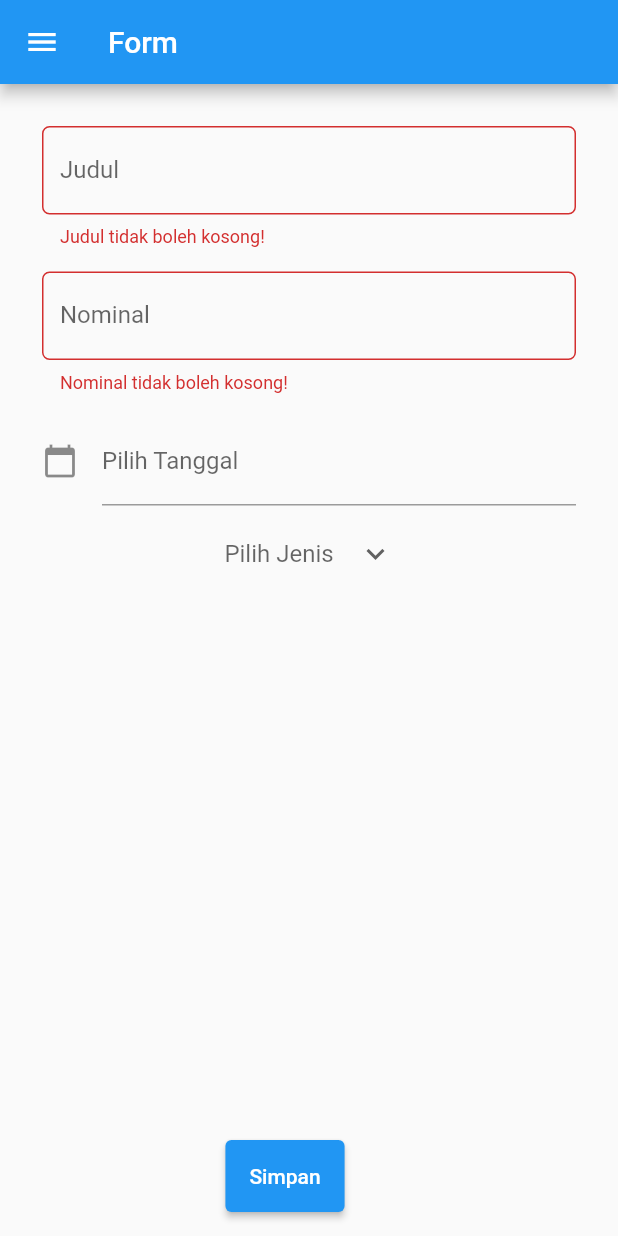
After one commit to nailashfrni/pbp-flutter-lab, a Flutter app: the MyFormPage screen opened directly, after a tap on "Simpan", on a phone screen of 412 x 824 dp. The commit adds this screen. Run offline on Flutter 3.47's test engine with Material 2 defaults, Android fonts, the phone set to English and light mode, and no system bars.

Commit message:
Done tugas 8 and bonus

```diff
--- /dev/null
+++ b/lib/drawer.dart
@@ -0,0 +1,49 @@
+import 'package:counter_7/main.dart';
+import 'package:counter_7/tambah_budget.dart';
+import 'package:counter_7/data_budget.dart';
+import 'package:flutter/material.dart';
+
+class DrawerApp extends StatelessWidget {
+  DrawerApp({super.key});
+
+  @override
+  Widget build(BuildContext context) {
+    return Drawer(
+      child: Column(
+        children: [
+          // Menambahkan clickable menu
+          ListTile(
+            title: const Text('counter_7'),
+            onTap: () {
+              // Route menu ke halaman utama
+              Navigator.pushReplacement(
+                context,
+                MaterialPageRoute(builder: (context) => MyHomePage()),
+              );
+            },
+          ),
+          ListTile(
+            title: const Text('Tambah Budget'),
+            onTap: () {
+              // Route menu ke halaman form
+              Navigator.pushReplacement(
+                context,
+                MaterialPageRoute(builder: (context) => MyFormPage()),
+              );
+            },
+          ),
+          ListTile(
+            title: const Text('Data Budget'),
+            onTap: () {
+              // Route menu ke halaman utama
+              Navigator.pushReplacement(
+                context,
+                MaterialPageRoute(builder: (context) => MyDataFormPage()),
+              );
+            },
+          ),
+        ],
+      ),
+    );
+  }
+}
--- a/lib/main.dart
+++ b/lib/main.dart
@@ -1,11 +1,23 @@
+import 'package:counter_7/drawer.dart';
+import 'package:counter_7/tambah_budget.dart';
 import 'package:flutter/material.dart';
 
+List<Budget> lstData = [];
+
 void main() {
-  runApp(const MyApp());
+  runApp(MyApp());
 }
 
 class MyApp extends StatelessWidget {
-  const MyApp({super.key});
+  MyApp({super.key});
+
+  // addData(List<Widget> lstData, String judul, int nominal, String tipe) {
+  //   lstData.add(ListTile(
+  //     title: Text(judul),
+  //     subtitle: Text(nominal.toString()),
+  //     trailing: Text(tipe),
+  //   ));
+  // }
 
   // This widget is the root of your application.
   @override
@@ -24,13 +36,13 @@ class MyApp extends StatelessWidget {
         // is not restarted.
         primarySwatch: Colors.blue,
       ),
-      home: const MyHomePage(title: 'Program Counter'),
+      home: MyHomePage(),
     );
   }
 }
 
 class MyHomePage extends StatefulWidget {
-  const MyHomePage({super.key, required this.title});
+  MyHomePage({super.key});
 
   // This widget is the home page of your application. It is stateful, meaning
   // that it has a State object (defined below) that contains fields that affect
@@ -41,7 +53,7 @@ class MyHomePage extends StatefulWidget {
   // used by the build method of the State. Fields in a Widget subclass are
   // always marked "final".
 
-  final String title;
+  final String title = 'Program Counter';
 
   @override
   State<MyHomePage> createState() => _MyHomePageState();
@@ -93,7 +105,8 @@ class _MyHomePageState extends State<MyHomePage> {
       if (_counter > 0) {
         _counter--;
         _updateStatus();
-      } if (_counter == 0) {
+      }
+      if (_counter == 0) {
         _isVisible = false;
       }
     });
@@ -113,6 +126,8 @@ class _MyHomePageState extends State<MyHomePage> {
         // the App.build method, and use it to set our appbar title.
         title: Text(widget.title),
       ),
+      // Menambahkan drawer menu
+      drawer: DrawerApp(),
       body: Center(
         // Center is a layout widget. It takes a single child and positions it
         // in the middle of the parent.
@@ -144,7 +159,8 @@ class _MyHomePageState extends State<MyHomePage> {
           ],
         ),
       ),
-      floatingActionButton: Stack(children: <Widget>[
+      floatingActionButton: Stack(
+        children: <Widget>[
           Visibility(
             visible: _isVisible,
             child: Container(
@@ -174,7 +190,8 @@ class _MyHomePageState extends State<MyHomePage> {
             ),
           ),
           // This trailing comma makes auto-formatting nicer for build methods.
-      ],),
+        ],
+      ),
     );
   }
 }
--- /dev/null
+++ b/lib/tambah_budget.dart
@@ -0,0 +1,271 @@
+import 'package:counter_7/main.dart';
+import 'package:counter_7/data_budget.dart';
+import 'package:flutter/material.dart';
+import 'package:counter_7/drawer.dart';
+import 'main.dart' as main;
+
+class MyFormPage extends StatefulWidget {
+  const MyFormPage({super.key});
+
+  @override
+  State<MyFormPage> createState() => _MyFormPageState();
+}
+
+class _MyFormPageState extends State<MyFormPage> {
+  final _formKey = GlobalKey<FormState>();
+  String _judul = "";
+  int _nominal = 0;
+  String? jenis;
+  List<String> jenisTransaksi = ['Pengeluaran', 'Pemasukan'];
+  DateTime? date;
+  TextEditingController dateController = TextEditingController();
+
+  addBudget(BuildContext context) {
+    var budget = Budget(
+      judul: _judul,
+      nominal: _nominal,
+      jenis: jenis,
+      date: date!,
+    );
+    main.lstData.add(budget);
+    Navigator.pushReplacement(
+      context,
+      MaterialPageRoute(
+          builder: (context) => MyDataFormPage()),
+    );
+  }
+
+  @override
+  Widget build(BuildContext context) {
+    return Scaffold(
+        appBar: AppBar(
+          title: Text('Form'),
+        ),
+        // Menambahkan drawer menu
+        drawer: DrawerApp(),
+        body: Form(
+          key: _formKey,
+          child: Container(
+            padding: const EdgeInsets.all(20.0),
+            child: Column(
+              children: [
+                Padding(
+                  // Menggunakan padding sebesar 8 pixels
+                  padding: const EdgeInsets.all(8.0),
+                  child: TextFormField(
+                    decoration: InputDecoration(
+                      hintText: "Contoh: Beli Sate",
+                      labelText: "Judul",
+                      // Menambahkan circular border agar lebih rapi
+                      border: OutlineInputBorder(
+                        borderRadius: BorderRadius.circular(5.0),
+                      ),
+                    ),
+                    // Menambahkan behavior saat nama diketik
+                    onChanged: (String? value) {
+                      setState(() {
+                        _judul = value!;
+                      });
+                    },
+                    // Menambahkan behavior saat data disimpan
+                    onSaved: (String? value) {
+                      setState(() {
+                        _judul = value!;
+                      });
+                    },
+                    // Validator sebagai validasi form
+                    validator: (String? value) {
+                      if (value == null || value.isEmpty) {
+                        return 'Judul tidak boleh kosong!';
+                      }
+                      return null;
+                    },
+                  ),
+                ),
+                Padding(
+                  // Menggunakan padding sebesar 8 pixels
+                  padding: const EdgeInsets.all(8.0),
+                  child: TextFormField(
+                    decoration: InputDecoration(
+                      hintText: "Contoh: 15000",
+                      labelText: "Nominal",
+                      // Menambahkan circular border agar lebih rapi
+                      border: OutlineInputBorder(
+                        borderRadius: BorderRadius.circular(5.0),
+                      ),
+                    ),
+                    // Menambahkan behavior saat nama diketik
+                    onChanged: (String value) {
+                      setState(() {
+                        _nominal = int.tryParse(value)!;
+                      });
+                    },
+                    // Menambahkan behavior saat data disimpan
+                    onSaved: (String? value) {
+                      setState(() {
+                        _nominal = int.tryParse(value.toString())!;
+                      });
+                    },
+                    // Validator sebagai validasi form
+                    validator: (String? value) {
+                      if (value == null || value.isEmpty) {
+                        return 'Nominal tidak boleh kosong!';
+                      }
+                      final n = int.tryParse(value);
+                      if (n == null) {
+                        return '"$value" bukan nominal yang valid';
+                      }
+                      return null;
+                    },
+                  ),
+                ),
+                Padding(
+                  padding: const EdgeInsets.all(8.0),
+                  child: TextField(
+                    controller: dateController,
+                    decoration: const InputDecoration(
+                      icon: Icon(Icons.calendar_today), //icon of text field
+                      labelText: "Pilih Tanggal" //label text of field
+                    ),
+                    readOnly: true,  // when true user cannot edit text
+                    onTap: () async {
+                      //when click we have to show the datepicker
+                      await showDatePicker(
+                        context: context,
+                        initialDate: DateTime.now(), //get today's date
+                        firstDate:DateTime(2000), //DateTime.now() - not to allow to choose before today.
+                        lastDate: DateTime(2101)
+                      ).then((newDate) {  //tambahkan setState dan panggil variabel _dateTime.
+                          setState(() {
+                            date = newDate!;
+                            dateController.text = date.toString().substring(0, 10);
+                          });
+                        });
+                      }
+                  ),
+                ),
+                DropdownButtonHideUnderline(
+                  child: DropdownButton(
+                    value: jenis,
+                    icon: const Icon(Icons.keyboard_arrow_down),
+                    items: jenisTransaksi.map((String items) {
+                      return DropdownMenuItem<String>(
+                        value: items,
+                        child: Text(items),
+                      );
+                    }).toList(),
+                    onChanged: (String? newValue) {
+                      setState(() {
+                        jenis = newValue!;
+                      });
+                    },
+                    hint: const Text(
+                      "Pilih Jenis",
+                      textAlign: TextAlign.center,
+                    ),
+                  ),
+                ),
+              ],
+            ),
+          ),
+        ),
+        floatingActionButton: Row(
+          mainAxisAlignment: MainAxisAlignment.center,
+          children: [
+            ElevatedButton(
+              style: ButtonStyle(
+                backgroundColor: MaterialStateProperty.all(Colors.blue),
+              ),
+              onPressed: () {
+                if (_formKey.currentState!.validate()) {
+                  if (jenis == "" || jenis == null) {
+                    showDialog(
+                      context: context,
+                      builder: (context) {
+                        return Dialog(
+                          shape: RoundedRectangleBorder(
+                            borderRadius: BorderRadius.circular(10),
+                          ),
+                          elevation: 15,
+                          child: Container(
+                            child: ListView(
+                              padding:
+                                  const EdgeInsets.only(top: 20, bottom: 20),
+                              shrinkWrap: true,
+                              children: <Widget>[
+                                const Center(
+                                    child: Text('Mohon pilih jenis transaksi')),
+                                const SizedBox(height: 20),
+                                TextButton(
+                                  onPressed: () {
+                                    Navigator.pop(context);
+                                  },
+                                  child: const Text('Kembali'),
+                                ),
+                              ],
+                            ),
+                          ),
+                        );
+                      },
+                    );
+                  } else if (date == null) {
+                    showDialog(
+                      context: context,
+                      builder: (context) {
+                        return Dialog(
+                          shape: RoundedRectangleBorder(
+                            borderRadius: BorderRadius.circular(10),
+                          ),
+                          elevation: 15,
+                          child: Container(
+                            child: ListView(
+                              padding:
+                                  const EdgeInsets.only(top: 20, bottom: 20),
+                              shrinkWrap: true,
+                              children: <Widget>[
+                                const Center(
+                                    child: Text('Mohon pilih tanggal transaksi')),
+                                const SizedBox(height: 20),
+                                TextButton(
+                                  onPressed: () {
+                                    Navigator.pop(context);
+                                  },
+                                  child: const Text('Kembali'),
+                                ),
+                              ],
+                            ),
+                          ),
+                        );
+                      },
+                    );
+                  }
+                  else {
+                    addBudget(context);
+                  }
+                }
+              },
+              child: const Padding(
+                padding: EdgeInsets.only(top: 16, bottom: 16),
+                child: Text(
+                  "Simpan",
+                  style: TextStyle(color: Colors.white),
+                ),
+              ),
+            ),
+          ],
+        ));
+  }
+}
+
+class Budget {
+  late String judul;
+  late int nominal;
+  late String? jenis;
+  late DateTime date;
+
+  Budget(
+      {required this.judul,
+      required this.nominal,
+      required this.jenis,
+      required this.date});
+}
```
Also changed, not shown: lib/data_budget.dart (added, +55 -0 lines), 2 other files. Lines whose indentation alone changed are shown as unchanged.
